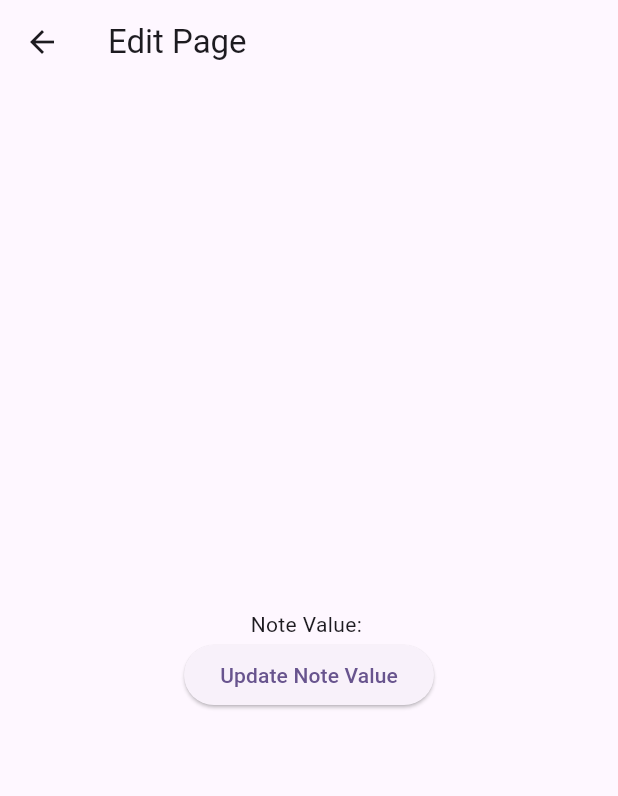
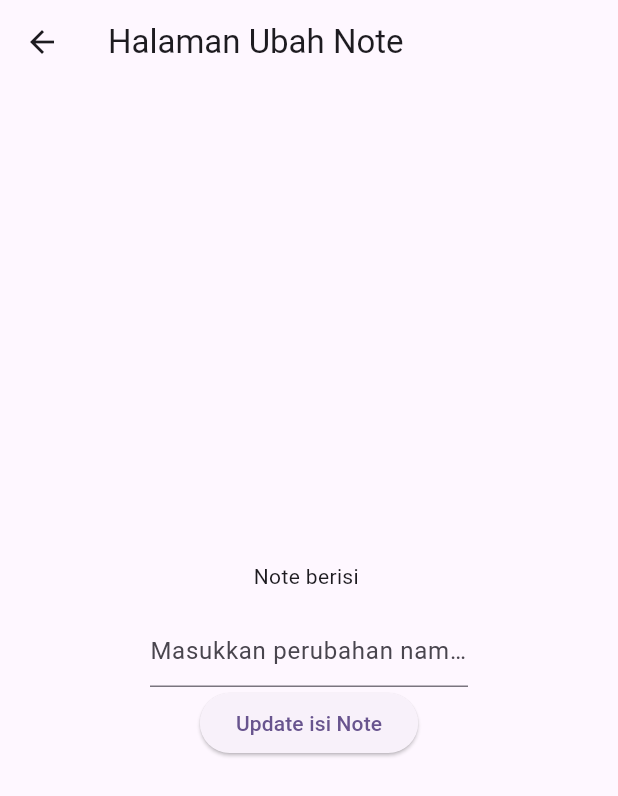
Before and after one commit to shuyshuys/sekolah_beta_note_app, a Flutter app: the EditPage screen opened directly with empty values, on a phone screen of 412 x 824 dp. Shown: the top 796 px of the screen. Run offline on Flutter 3.47's test engine with Material 2 defaults, Android fonts, the phone set to English and light mode, and no system bars; our stand-ins replace cloud_firestore, firebase_core; accounts and stored records are empty.

Commit message:
finalize note editing process until success

```diff
--- a/lib/edit_page.dart
+++ b/lib/edit_page.dart
@@ -1,7 +1,5 @@
 import 'package:cloud_firestore/cloud_firestore.dart';
-import 'package:flutter/foundation.dart';
 import 'package:flutter/material.dart';
-import 'package:flutter/widgets.dart';
 
 class EditPage extends StatefulWidget {
   final String id; // Add id parameter to the constructor
@@ -13,6 +11,7 @@ class EditPage extends StatefulWidget {
 }
 
 class _EditPageState extends State<EditPage> {
+  final TextEditingController _updateController = TextEditingController();
   final db = FirebaseFirestore.instance;
   String noteValue = '';
 
@@ -28,24 +27,26 @@ class _EditPageState extends State<EditPage> {
           .collection('noteapp')
           .doc(widget.id)
           .get(); // Use widget.id to access the id parameter
-      if (snapshot.exists) {
+      final data = snapshot.data() as Map<String, dynamic>;
+      final note = data['nama'];
+      if (note != null) {
         setState(() {
-          noteValue = (snapshot.data() as Map<String, dynamic>)['note'];
+          noteValue = note;
         });
       }
     } catch (e) {
-      print('Error fetching note value: $e');
+      // print('Error fetching note value: $e');
     }
   }
 
   Future<void> updateNoteValue(String newValue) async {
     try {
-      await db.collection('noteapp').doc(widget.id).update({'note': newValue});
+      await db.collection('noteapp').doc(widget.id).update({'nama': newValue});
       setState(() {
         noteValue = newValue;
       });
     } catch (e) {
-      print('Error updating note value: $e');
+      // print('Error updating note value: $e');
     }
   }
 
@@ -53,19 +54,35 @@ class _EditPageState extends State<EditPage> {
   Widget build(BuildContext context) {
     return Scaffold(
       appBar: AppBar(
-        title: Text('Edit Page'),
+        title: const Text('Halaman Ubah Note'),
       ),
       body: Center(
         child: Column(
           mainAxisAlignment: MainAxisAlignment.center,
           children: [
-            Text('Note Value: $noteValue'),
+            Text('Note berisi $noteValue'),
+            const SizedBox(height: 16),
+            Padding(
+              padding: const EdgeInsets.symmetric(
+                  horizontal: 100), // Add padding on the right and left
+              child: TextField(
+                controller: _updateController,
+                decoration: const InputDecoration(
+                  hintText: 'Masukkan perubahan nama disini',
+                ),
+              ),
+            ),
             ElevatedButton(
               onPressed: () {
-                // Call the updateNoteValue method with the new value
-                updateNoteValue('New Note Value');
+                if (_updateController.text.isEmpty) return;
+
+                updateNoteValue(_updateController.text);
               },
-              child: Text('Update Note Value'),
+              // onPressed: () {
+              //   // Call the updateNoteValue method with the new value
+              //   updateNoteValue('New Note Value');
+              // },
+              child: const Text('Update isi Note'),
             ),
           ],
         ),
```
